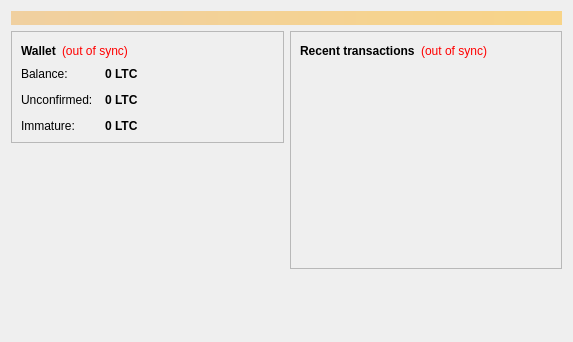
Before: the Qt Designer form src/qt/forms/overviewpage.ui in lubosz/litecoin, drawn with Qt 5.
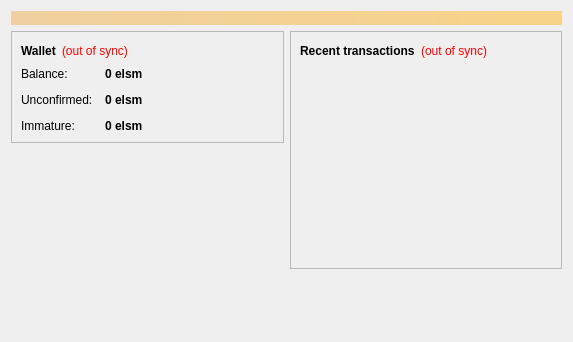
After: the same form once the commit is applied.

Commit message: rename: s/LTC/elsm/g

What changed in the file:
```diff
--- a/src/qt/forms/overviewpage.ui
+++ b/src/qt/forms/overviewpage.ui
@@ -122,7 +122,7 @@
                <string>Your current balance</string>
               </property>
               <property name="text">
-               <string notr="true">0 LTC</string>
+               <string notr="true">0 elsm</string>
               </property>
               <property name="textInteractionFlags">
                <set>Qt::LinksAccessibleByMouse|Qt::TextSelectableByKeyboard|Qt::TextSelectableByMouse</set>
@@ -151,7 +151,7 @@
                <string>Total of transactions that have yet to be confirmed, and do not yet count toward the current balance</string>
               </property>
               <property name="text">
-               <string notr="true">0 LTC</string>
+               <string notr="true">0 elsm</string>
               </property>
               <property name="textInteractionFlags">
                <set>Qt::LinksAccessibleByMouse|Qt::TextSelectableByKeyboard|Qt::TextSelectableByMouse</set>
@@ -177,7 +177,7 @@
                <string>Mined balance that has not yet matured</string>
               </property>
               <property name="text">
-               <string notr="true">0 LTC</string>
+               <string notr="true">0 elsm</string>
               </property>
               <property name="textInteractionFlags">
                <set>Qt::LinksAccessibleByMouse|Qt::TextSelectableByKeyboard|Qt::TextSelectableByMouse</set>
```
The commit also changes 4 other files.
